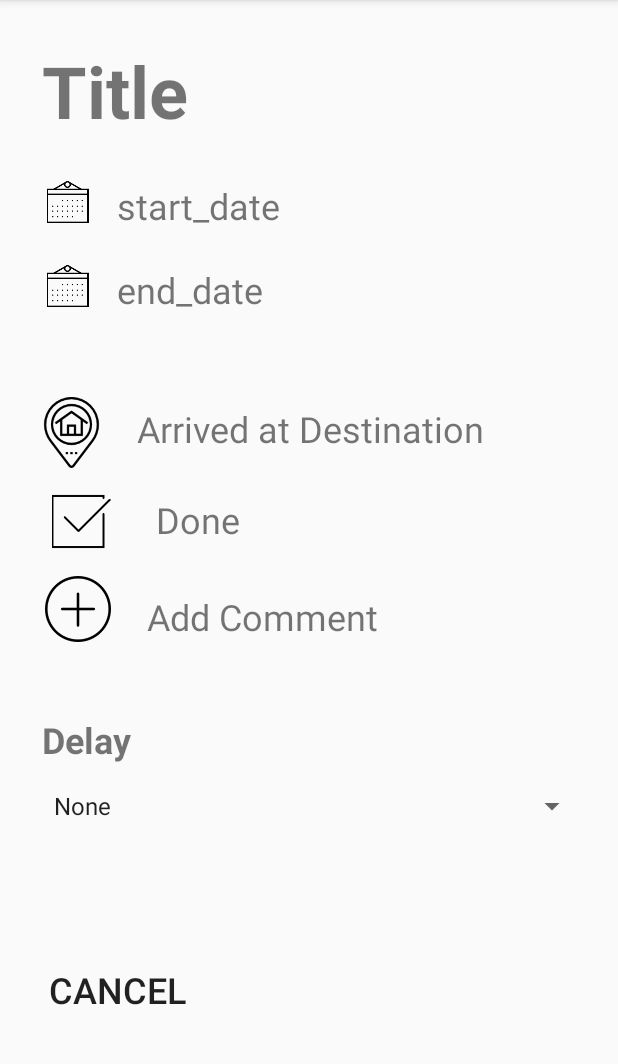
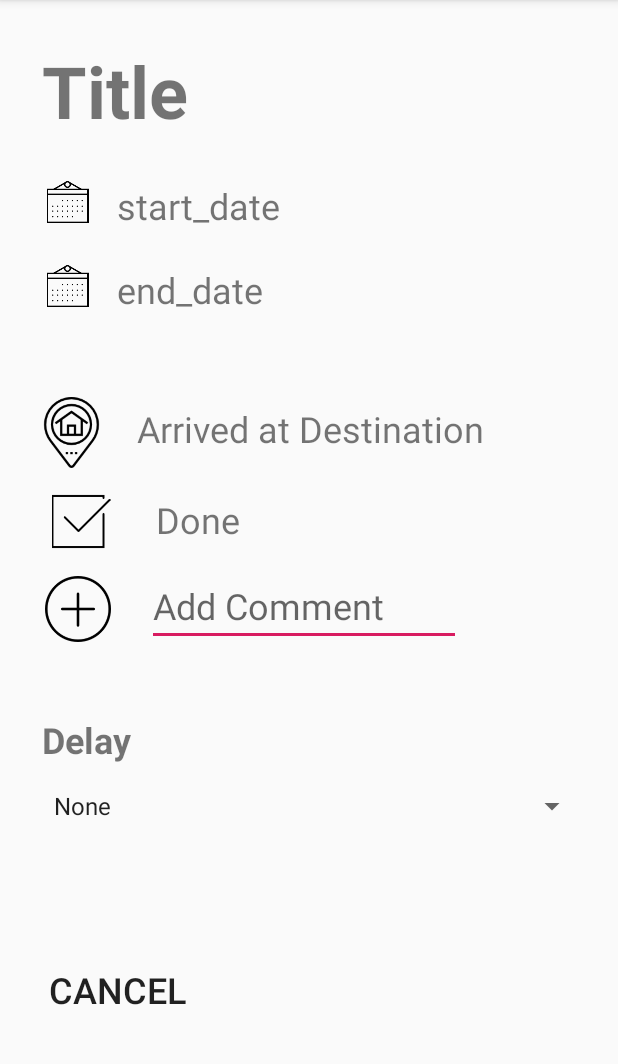
Before and after one commit to London18/team-1, an Android app: the SitActivity screen opened directly, with no data from a screen before it, after a tap on "CANCEL", on a phone screen of 412 x 824 dp, the part 84-1148 px from its top. Run offline under Robolectric (Android 15) with nearby library versions, the phone set to English and light mode, and no system bars.

Commit message:
Layout moficiations

```diff
--- a/Android/JuliasHouse/app/src/main/java/com/example/pemil/juliashouse/SitActivity.java
+++ b/Android/JuliasHouse/app/src/main/java/com/example/pemil/juliashouse/SitActivity.java
@@ -1,11 +1,15 @@
 package com.example.pemil.juliashouse;
 
+import android.content.Context;
 import android.os.Bundle;
 import android.support.v7.app.AppCompatActivity;
+import android.view.View;
 import android.widget.ArrayAdapter;
 import android.widget.Spinner;
+import android.widget.Toast;
 
 public class SitActivity extends AppCompatActivity {
+    int duration = Toast.LENGTH_SHORT;
 
     protected void onCreate(Bundle savedInstanceState) {
         super.onCreate(savedInstanceState);
@@ -20,4 +24,26 @@ public class SitActivity extends AppCompatActivity {
         // Apply the adapter to the spinner
         spinner.setAdapter(adapter);
     }
+
+    public void cancelSit(View view) {
+        Toast.makeText(getApplicationContext(), R.string.sit_cancelled_message, duration).show();
+    }
+
+    public void sitDone(View view) {
+        Toast.makeText(getApplicationContext(), R.string.sit_done_message, duration).show();
+    }
+
+
+    public void arrivedAtDestination(View view) {
+        Toast.makeText(getApplicationContext(), R.string.arrived_message, duration).show();
+    }
+
+    public void addComment(View view) {
+        findViewById(R.id.button_save).setVisibility(View.VISIBLE);
+    }
+
+    public void saveComment(View view) {
+        findViewById(R.id.button_save).setVisibility(View.GONE);
+        Toast.makeText(getApplicationContext(), R.string.comment_saved_message, duration).show();
+    }
 }
--- a/Android/JuliasHouse/app/src/main/res/layout/sit_layout.xml
+++ b/Android/JuliasHouse/app/src/main/res/layout/sit_layout.xml
@@ -61,7 +61,7 @@
         android:layout_marginStart="12dp"
         android:layout_marginTop="10dp"
         android:layout_marginBottom="8dp"
-        android:onClick="sendMessage"
+        android:onClick="cancelSit"
         android:text="Cancel"
         android:textSize="24dp"
         app:layout_constraintBottom_toBottomOf="parent"
@@ -105,7 +105,8 @@
         android:layout_marginStart="16dp"
         android:layout_marginTop="60dp"
         android:text="@string/arrived_at_destination"
-        android:textSize="24dp"
+        android:textSize="@dimen/standard_text_size"
+        android:onClick="arrivedAtDestination"
         app:layout_constraintStart_toEndOf="@+id/imageView4"
         app:layout_constraintTop_toBottomOf="@+id/textView3" />
 
@@ -141,17 +142,19 @@
         android:layout_marginTop="28dp"
         android:text="Done"
         android:textSize="24dp"
+        android:onClick="sitDone"
         app:layout_constraintStart_toEndOf="@+id/imageView3"
         app:layout_constraintTop_toBottomOf="@+id/textView2" />
 
-    <TextView
+    <EditText
         android:id="@+id/textView6"
-        android:layout_width="wrap_content"
-        android:layout_height="wrap_content"
+        android:layout_width="209dp"
+        android:layout_height="52dp"
         android:layout_marginStart="24dp"
-        android:layout_marginTop="32dp"
-        android:text="Add Comment"
+        android:layout_marginTop="16dp"
+        android:hint="Add Comment"
         android:textSize="24dp"
+        android:onClick="addComment"
         app:layout_constraintStart_toEndOf="@+id/imageView6"
         app:layout_constraintTop_toBottomOf="@+id/textView5" />
 
@@ -165,4 +168,20 @@
         app:layout_constraintTop_toBottomOf="@+id/imageView3"
         app:srcCompat="@drawable/plus" />
 
+    <Button
+        android:id="@+id/button_save"
+        style="?android:attr/borderlessButtonStyle"
+        android:layout_width="69dp"
+        android:layout_height="39dp"
+        android:layout_marginStart="8dp"
+        android:layout_marginTop="8dp"
+        android:layout_marginEnd="8dp"
+        android:text="Save"
+        android:textSize="18dp"
+        android:onClick="saveComment"
+        android:visibility="gone"
+        app:layout_constraintEnd_toEndOf="parent"
+        app:layout_constraintStart_toStartOf="parent"
+        app:layout_constraintTop_toBottomOf="@+id/textView6" />
+
 </android.support.constraint.ConstraintLayout>
--- /dev/null
+++ b/Android/JuliasHouse/app/src/main/res/values/dimens.xml
@@ -0,0 +1,4 @@
+<?xml version="1.0" encoding="utf-8"?>
+<resources>
+    <dimen name="standard_text_size">24dp</dimen>
+</resources>
--- a/Android/JuliasHouse/app/src/main/res/values/strings.xml
+++ b/Android/JuliasHouse/app/src/main/res/values/strings.xml
@@ -15,4 +15,8 @@
     <string name="user_passwd_hint">Password</string>
     <string name="reset_passwd">Reset Password</string>
     <string name="preference_file_key">com.example.pemil.juliashouse.PREFERENCE_FILE_KEY</string>
+    <string name="sit_cancelled_message">Sit cancelled</string>
+    <string name="sit_done_message">Sit marked as done</string>
+    <string name="arrived_message">Mark as arrived at destination</string>
+    <string name="comment_saved_message">Comment saved</string>
 </resources>
```
